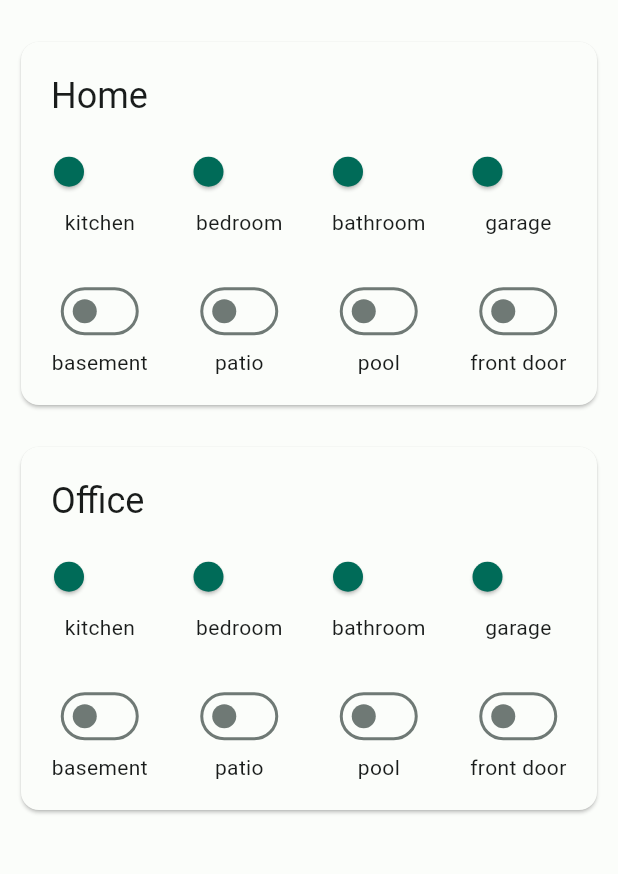
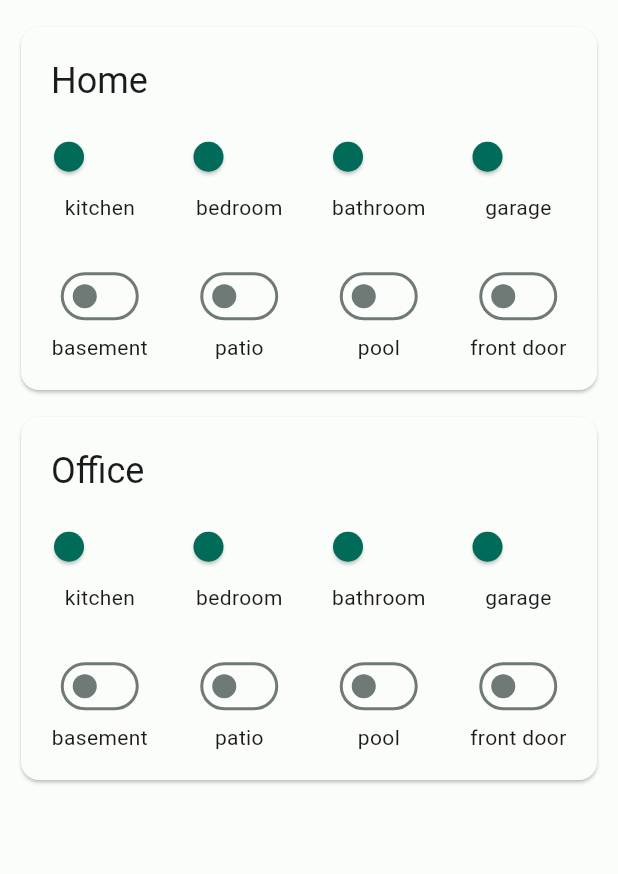
Before and after one commit to leon-adapptor/flutter_cross_platform, a Flutter app: the screen it shows after launch, on a phone screen of 412 x 824 dp, the part 63-937 px from its top. Run offline on Flutter 3.47's test engine with Material 2 defaults, Android fonts, the phone set to English and light mode, and no system bars.

Commit message:
android responsive side bar

```diff
--- a/lib/dashboard.dart
+++ b/lib/dashboard.dart
@@ -42,6 +42,31 @@ class Dashboard extends StatelessWidget {
   }
 
   Widget _androidBuilder(BuildContext context) {
+    var breakpoint = 600.0;
+    final screenWidth = MediaQuery.of(context).size.width;
+    if (screenWidth >= breakpoint) {
+      // large screen layout with expanded drawer
+      return Scaffold(
+        appBar: AppBar(title: Text(title)),
+        body: Row(
+          mainAxisSize: MainAxisSize.max,
+          children: [
+            SizedBox(
+              width: 240,
+              child: Drawer(
+                child: SettingsList(title: title),
+              ),
+            ),
+            Expanded(
+              child: ListView(
+                children: children,
+              ),
+            ),
+          ],
+        ),
+      );
+    } else {
+      // small screen layout with collapsed drawer
       return Scaffold(
         appBar: AppBar(title: Text(title)),
         drawer: Drawer(
@@ -51,6 +76,7 @@ class Dashboard extends StatelessWidget {
           children: children,
         ),
       );
+    }
   }
 
   Widget _iosBuilder(BuildContext context) {
@@ -169,7 +195,11 @@ class DashSection extends StatelessWidget {
   @override
   Widget build(BuildContext context) {
     return Padding(
-      padding: const EdgeInsets.all(10.0),
+      padding: const EdgeInsets.only(
+        left: 10.0,
+        right: 10,
+        bottom: 10,
+      ),
       child: Card(
         child: Column(
           children: [
```
Lines whose indentation alone changed are shown as unchanged.
